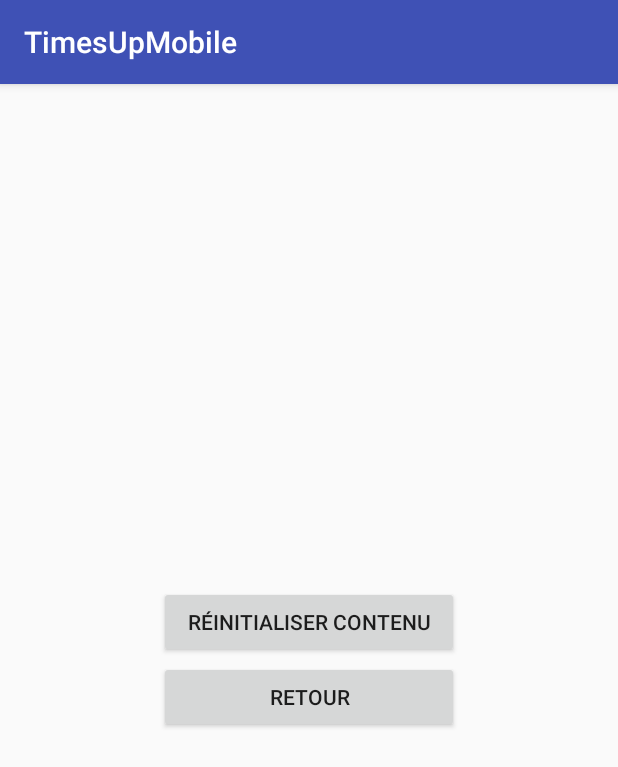
After one commit to hajadev/TimesUpMobile, an Android app: the OptionActivity screen opened directly, with no data from a screen before it, on a phone screen of 412 x 824 dp. The commit adds this screen. Shown: the top 767 px of the screen. Run offline under Robolectric (Android 15) with nearby library versions, the phone set to English and light mode, and no system bars.

Commit message:
OptionActivity on the go

```diff
--- a/app/src/main/AndroidManifest.xml
+++ b/app/src/main/AndroidManifest.xml
@@ -16,6 +16,7 @@
                 <category android:name="android.intent.category.LAUNCHER" />
             </intent-filter>
         </activity>
+        <activity android:name=".activities.OptionActivity"></activity>
     </application>
 
 </manifest>
--- a/app/src/main/java/com/hrand/android/timesupmobile/activities/MainActivity.kt
+++ b/app/src/main/java/com/hrand/android/timesupmobile/activities/MainActivity.kt
@@ -10,12 +10,18 @@ class MainActivity : AppCompatActivity() {
     override fun onCreate(savedInstanceState: Bundle?) {
         super.onCreate(savedInstanceState)
         setContentView(R.layout.activity_main)
-        initBtnListener();
+        initBtnListener()
     }
 
     private fun initBtnListener(){
-        val btnExit = findViewById<Button>(R.id.btn_exit);
+        val btnExit = findViewById<Button>(R.id.btn_exit)
         btnExit.setOnClickListener { v -> this.finish() }
+
+        val btnOption = findViewById<Button>(R.id.btn_option)
+        btnOption.setOnClickListener {v ->
+            val intent = OptionActivity.newIntent(this)
+            startActivity(intent)
+        }
     }
 
     /**
--- /dev/null
+++ b/app/src/main/java/com/hrand/android/timesupmobile/activities/OptionActivity.kt
@@ -0,0 +1,37 @@
+package com.hrand.android.timesupmobile.activities
+
+import android.content.Context
+import android.content.Intent
+import android.support.v7.app.AppCompatActivity
+import android.os.Bundle
+import android.widget.Button
+import android.widget.Toast
+import com.hrand.android.timesupmobile.R
+
+class OptionActivity : AppCompatActivity() {
+
+    override fun onCreate(savedInstanceState: Bundle?) {
+        super.onCreate(savedInstanceState)
+        setContentView(R.layout.activity_option)
+        initBtnListener()
+    }
+
+    private fun initBtnListener(){
+        val btnBack = findViewById<Button>(R.id.btn_back)
+        btnBack.setOnClickListener { _ -> this.finish() }
+
+        val btnReset = findViewById<Button>(R.id.btn_reset_content)
+        btnReset.setOnClickListener { _ ->
+            Toast.makeText(this, R.string.content_reset, Toast.LENGTH_SHORT).show()
+        }
+
+    }
+
+    companion object {
+        fun newIntent(context: Context): Intent {
+            val intent = Intent(context, OptionActivity::class.java)
+            return intent
+        }
+    }
+
+}
--- /dev/null
+++ b/app/src/main/res/layout/activity_option.xml
@@ -0,0 +1,30 @@
+<?xml version="1.0" encoding="utf-8"?>
+<android.support.constraint.ConstraintLayout xmlns:android="http://schemas.android.com/apk/res/android"
+    xmlns:app="http://schemas.android.com/apk/res-auto"
+    xmlns:tools="http://schemas.android.com/tools"
+    android:layout_width="match_parent"
+    android:layout_height="match_parent"
+    tools:context=".activities.OptionActivity">
+
+    <RelativeLayout
+        android:layout_width="match_parent"
+        android:layout_height="match_parent"
+        android:gravity="center"
+        >
+
+        <Button
+            android:id="@+id/btn_reset_content"
+            android:layout_width="200dp"
+            android:layout_height="wrap_content"
+            android:text="@string/reset_content"/>
+
+        <Button
+            android:id="@+id/btn_back"
+            android:layout_width="200dp"
+            android:layout_height="wrap_content"
+            android:text="@string/back"
+            android:layout_marginTop="50dp"/>
+
+    </RelativeLayout>
+
+</android.support.constraint.ConstraintLayout>
--- a/app/src/main/res/values/strings.xml
+++ b/app/src/main/res/values/strings.xml
@@ -7,4 +7,7 @@
     <string name="add_words">Ajout de mots</string>
     <string name="option">Options</string>
     <string name="exit">Quitter</string>
+    <string name="reset_content">Réinitialiser Contenu</string>
+    <string name="content_reset">Contenu réinitialisé</string>
+    <string name="back">Retour</string>
 </resources>
```
